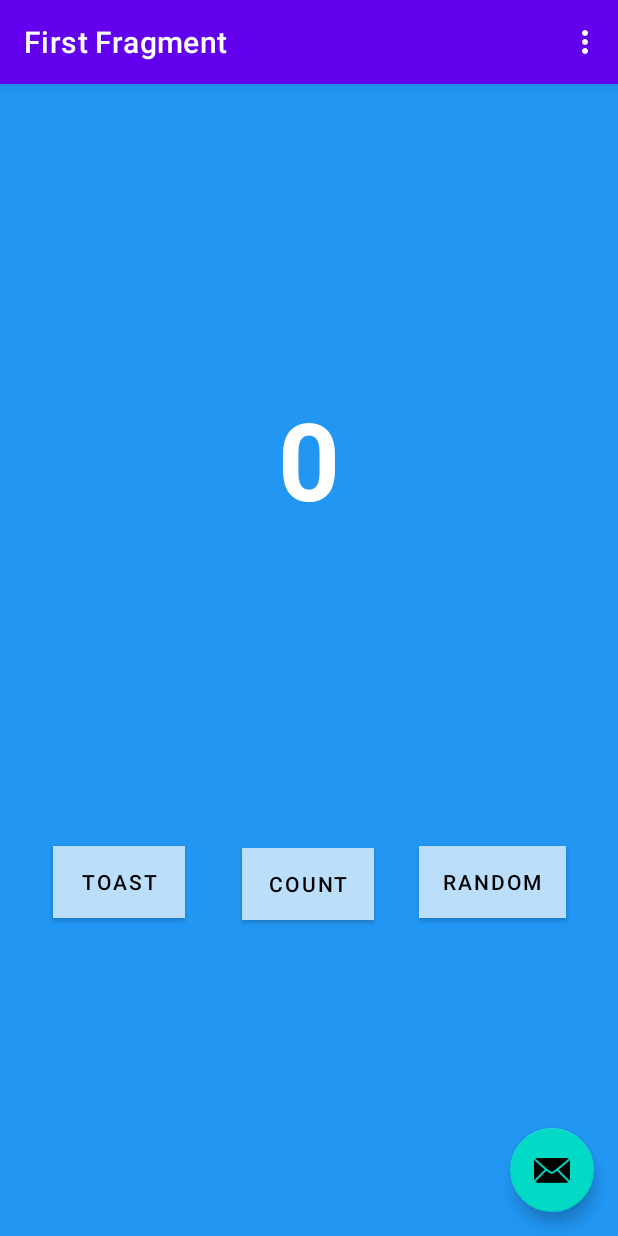
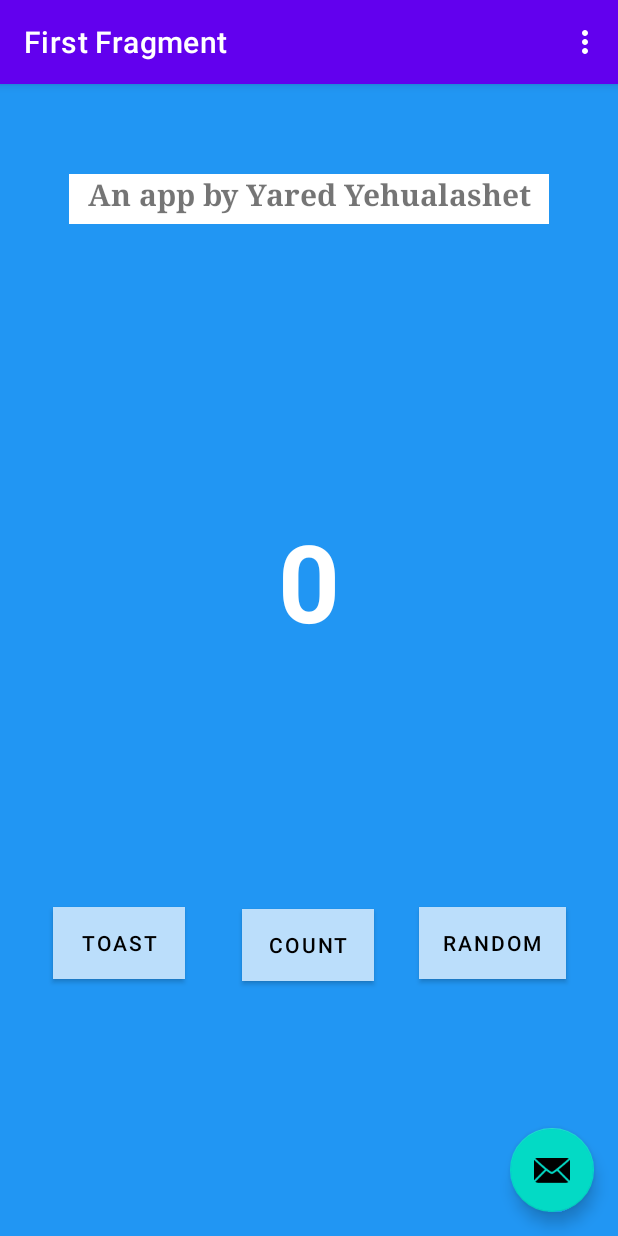
Before and after one commit to Yaredyy/CS374, an Android app: the screen it shows after launch (MainActivity), on a phone screen of 412 x 824 dp. Run offline under Robolectric (Android 15) with nearby library versions, the phone set to English and light mode, and no system bars; our stand-ins replace navigation-ui.

Commit message:
Added "An app by" in app, as required
also some android studio files, because i opened the github projects for ez updating

```diff
--- a/MyFirstApp/app/src/main/res/layout/fragment_first.xml
+++ b/MyFirstApp/app/src/main/res/layout/fragment_first.xml
@@ -21,10 +21,9 @@
         app:backgroundTint="@null"
         app:layout_constraintBottom_toBottomOf="parent"
         app:layout_constraintEnd_toEndOf="parent"
-        app:layout_constraintHorizontal_bias="0.5"
         app:layout_constraintStart_toStartOf="parent"
-        app:layout_constraintTop_toTopOf="parent"
-        app:layout_constraintVertical_bias="0.3" />
+        app:layout_constraintTop_toBottomOf="@+id/My_First_Name"
+        app:layout_constraintVertical_bias="0.327" />
 
     <Button
         android:id="@+id/random_button"
@@ -72,6 +71,21 @@
         app:layout_constraintStart_toStartOf="parent"
         app:layout_constraintTop_toBottomOf="@+id/textview_first" />
 
+    <TextView
+        android:id="@+id/My_First_Name"
+        android:layout_width="320dp"
+        android:layout_height="33dp"
+        android:layout_marginTop="60dp"
+        android:background="#FFFFFF"
+        android:fontFamily="serif"
+        android:text="@string/My_Name"
+        android:textAlignment="center"
+        android:textSize="20sp"
+        android:textStyle="bold"
+        app:layout_constraintEnd_toEndOf="parent"
+        app:layout_constraintHorizontal_bias="0.498"
+        app:layout_constraintStart_toStartOf="parent"
+        app:layout_constraintTop_toTopOf="parent" />
 
 
 </androidx.constraintlayout.widget.ConstraintLayout>
--- a/MyFirstApp/app/src/main/res/values/strings.xml
+++ b/MyFirstApp/app/src/main/res/values/strings.xml
@@ -11,4 +11,5 @@
     <string name="toast_button_text">Toast</string>
     <string name="random_button_text">Random</string>
     <string name="count">Count</string>
+    <string name="My_Name">An app by Yared Yehualashet</string>
 </resources>
```
